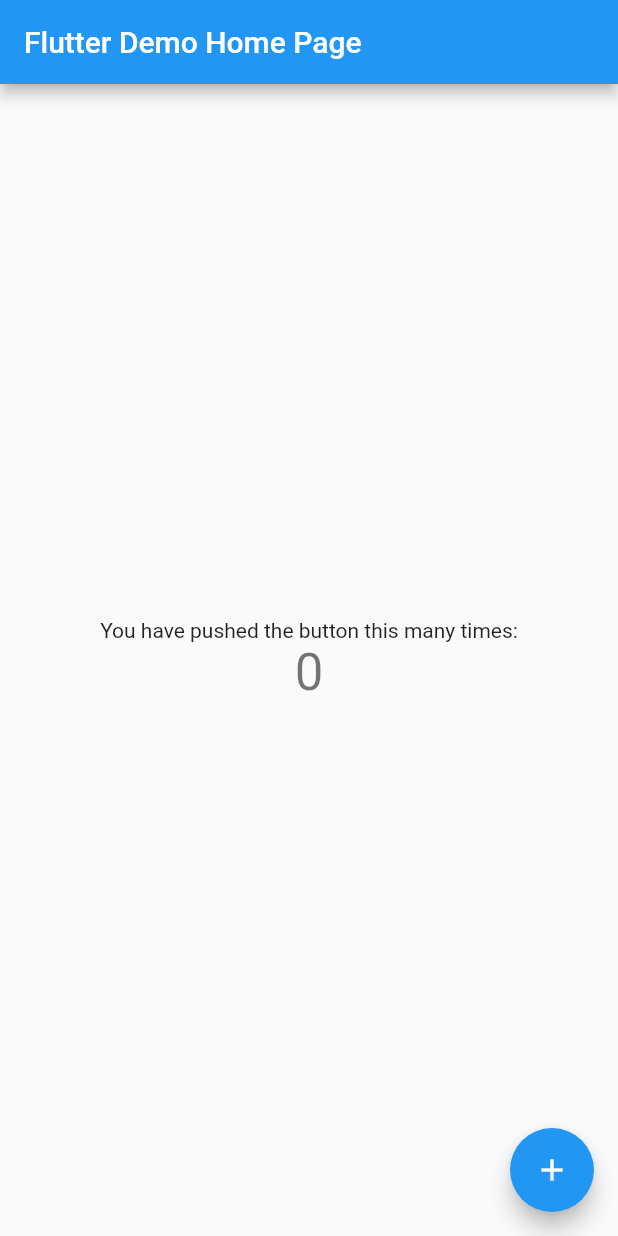
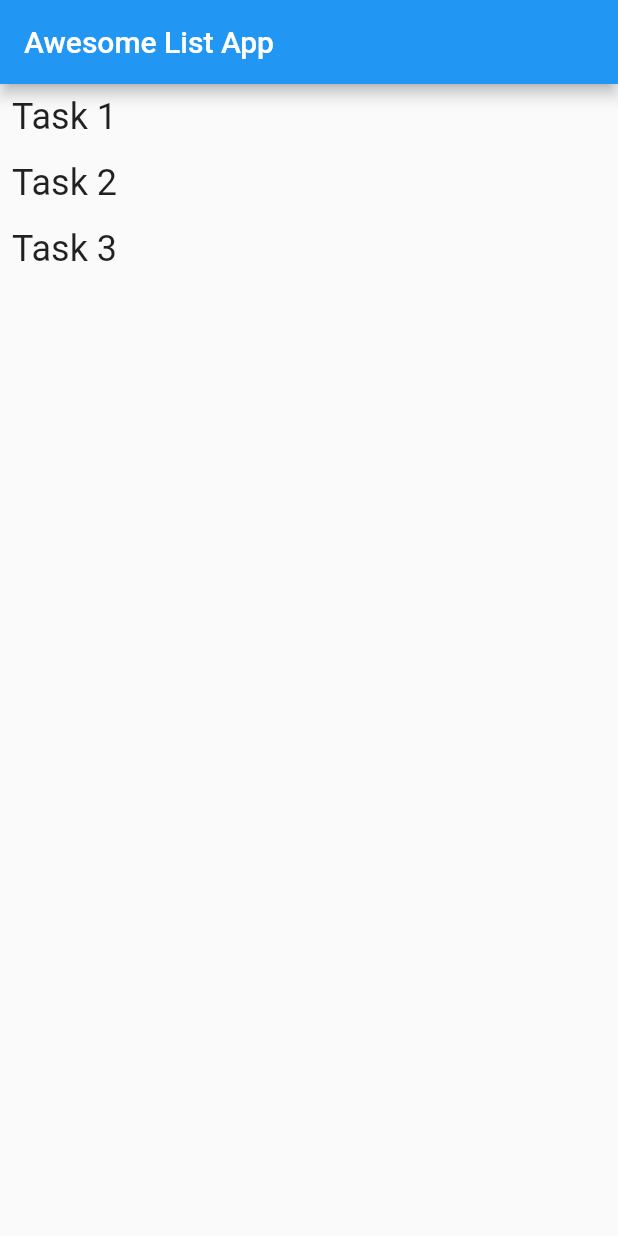
Before and after one commit to azrinsaedi/flutter_note, a Flutter app: the screen it shows after launch, on a phone screen of 412 x 824 dp. Run offline on Flutter 3.47's test engine with Material 2 defaults, Android fonts, the phone set to English and light mode, and no system bars.

Commit message:
Second Commit

```diff
--- a/lib/main.dart
+++ b/lib/main.dart
@@ -1,4 +1,5 @@
 import 'package:flutter/material.dart';
+import 'package:flutter_note/screen/home.screen.dart';
 
 void main() {
   runApp(const MyApp());
@@ -24,92 +25,7 @@ class MyApp extends StatelessWidget {
         // is not restarted.
         primarySwatch: Colors.blue,
       ),
-      home: const MyHomePage(title: 'Flutter Demo Home Page'),
+      home: HomeScreen(),
     );
   }
 }
-
-class MyHomePage extends StatefulWidget {
-  const MyHomePage({Key? key, required this.title}) : super(key: key);
-
-  // This widget is the home page of your application. It is stateful, meaning
-  // that it has a State object (defined below) that contains fields that affect
-  // how it looks.
-
-  // This class is the configuration for the state. It holds the values (in this
-  // case the title) provided by the parent (in this case the App widget) and
-  // used by the build method of the State. Fields in a Widget subclass are
-  // always marked "final".
-
-  final String title;
-
-  @override
-  State<MyHomePage> createState() => _MyHomePageState();
-}
-
-class _MyHomePageState extends State<MyHomePage> {
-  int _counter = 0;
-
-  void _incrementCounter() {
-    setState(() {
-      // This call to setState tells the Flutter framework that something has
-      // changed in this State, which causes it to rerun the build method below
-      // so that the display can reflect the updated values. If we changed
-      // _counter without calling setState(), then the build method would not be
-      // called again, and so nothing would appear to happen.
-      _counter++;
-    });
-  }
-
-  @override
-  Widget build(BuildContext context) {
-    // This method is rerun every time setState is called, for instance as done
-    // by the _incrementCounter method above.
-    //
-    // The Flutter framework has been optimized to make rerunning build methods
-    // fast, so that you can just rebuild anything that needs updating rather
-    // than having to individually change instances of widgets.
-    return Scaffold(
-      appBar: AppBar(
-        // Here we take the value from the MyHomePage object that was created by
-        // the App.build method, and use it to set our appbar title.
-        title: Text(widget.title),
-      ),
-      body: Center(
-        // Center is a layout widget. It takes a single child and positions it
-        // in the middle of the parent.
-        child: Column(
-          // Column is also a layout widget. It takes a list of children and
-          // arranges them vertically. By default, it sizes itself to fit its
-          // children horizontally, and tries to be as tall as its parent.
-          //
-          // Invoke "debug painting" (press "p" in the console, choose the
-          // "Toggle Debug Paint" action from the Flutter Inspector in Android
-          // Studio, or the "Toggle Debug Paint" command in Visual Studio Code)
-          // to see the wireframe for each widget.
-          //
-          // Column has various properties to control how it sizes itself and
-          // how it positions its children. Here we use mainAxisAlignment to
-          // center the children vertically; the main axis here is the vertical
-          // axis because Columns are vertical (the cross axis would be
-          // horizontal).
-          mainAxisAlignment: MainAxisAlignment.center,
-          children: <Widget>[
-            const Text(
-              'You have pushed the button this many times:',
-            ),
-            Text(
-              '$_counter',
-              style: Theme.of(context).textTheme.headline4,
-            ),
-          ],
-        ),
-      ),
-      floatingActionButton: FloatingActionButton(
-        onPressed: _incrementCounter,
-        tooltip: 'Increment',
-        child: const Icon(Icons.add),
-      ), // This trailing comma makes auto-formatting nicer for build methods.
-    );
-  }
-}
--- /dev/null
+++ b/lib/screen/home.screen.dart
@@ -0,0 +1,38 @@
+import 'package:flutter/material.dart';
+
+class HomeScreen extends StatelessWidget{
+  @override
+  build(BuildContext context){
+    return Scaffold(
+      appBar: AppBar(
+        title: Text('Awesome List App'),
+      ),
+      body: Column(
+        children:
+          List.generate(taskList.length, (index) => CustomText(text: taskList[index])),
+      ),
+    );
+
+  }
+}
+
+class CustomText extends StatelessWidget {
+  final String text;
+
+  CustomText({required this.text});
+
+  @override
+  Widget build(BuildContext context) {
+    return Padding(
+      padding: const EdgeInsets.all(8.0),
+      child: Text(
+        text,
+        style: TextStyle(fontSize: 24),
+      ),
+    );
+  }
+}
+
+List<String> taskList = [
+  'Task 1', 'Task 2', 'Task 3'
+];
```
